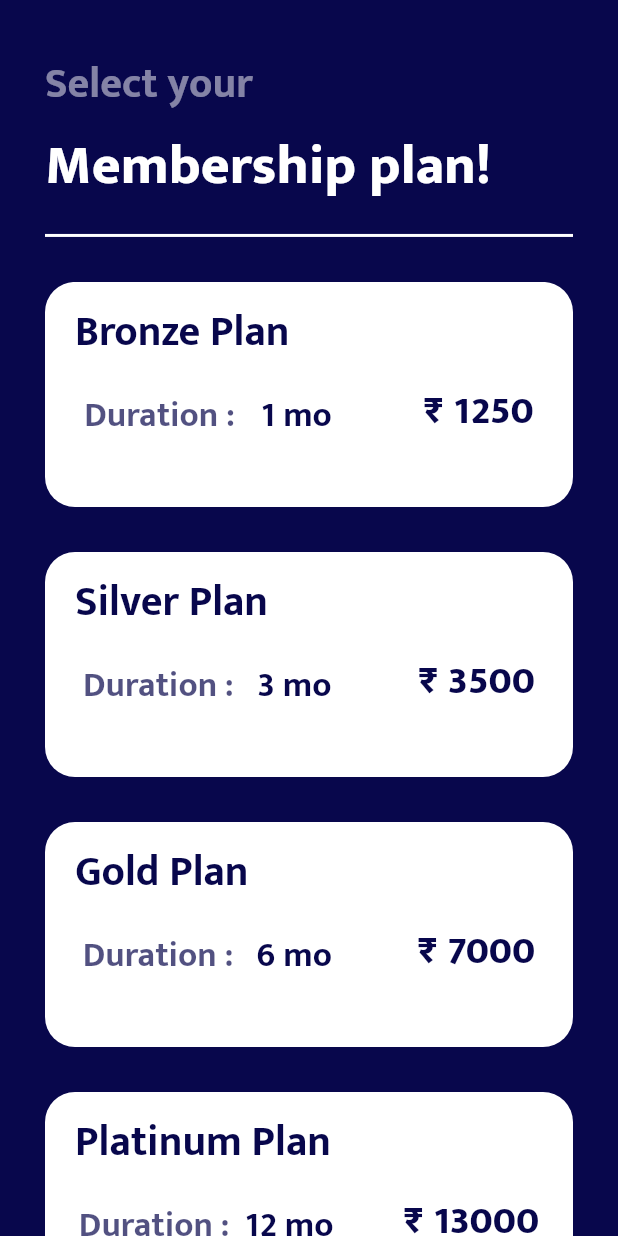
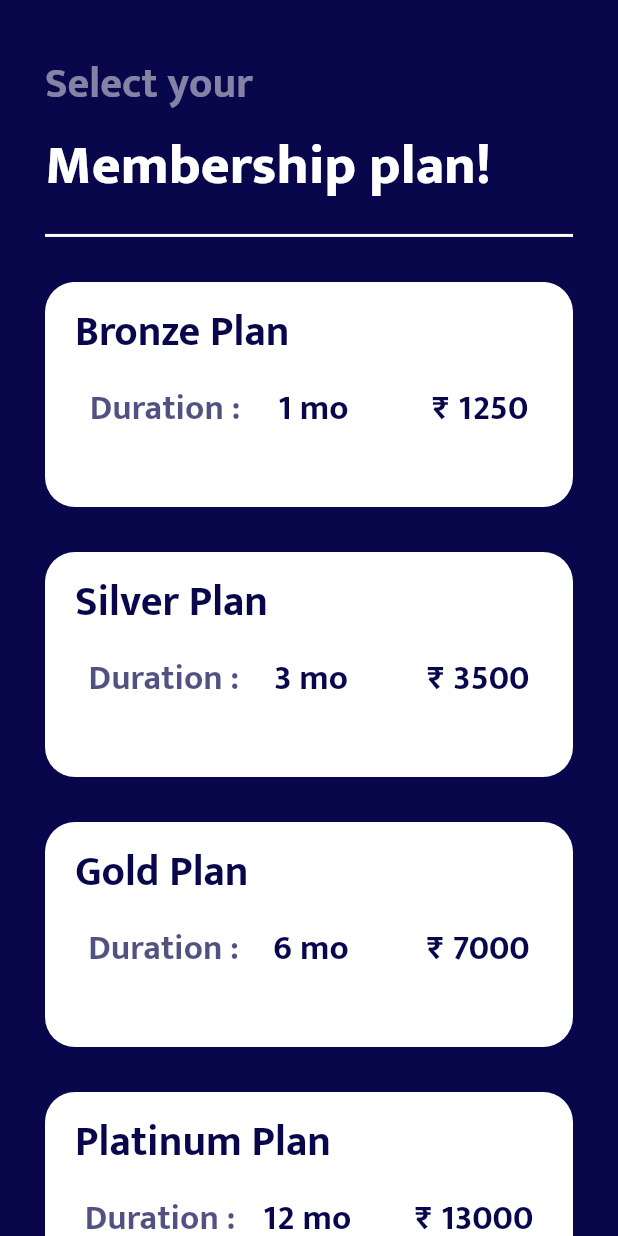
Before and after one commit to ShivamPundir12/ND_Fitness-new, a Flutter app: the Membership screen opened by its route, on a phone screen of 412 x 824 dp. Run offline on Flutter 3.47's test engine with Material 2 defaults, Android fonts, the phone set to English and light mode, and no system bars; our stand-ins replace cloud_firestore, firebase_auth, firebase_core, firebase_storage, flutter_secure_storage, flutter_svg and 3 more; accounts and stored records are empty; network calls fail.

Commit message:
17-05-23

```diff
--- a/lib/main.dart
+++ b/lib/main.dart
@@ -54,7 +54,7 @@ class MyApp extends StatelessWidget {
         '/weigt': (context) => Usr_Weight(),
         '/ForgotPass': (context) => ForgotPassword(),
       },
-      home: SplashScreen(),
+      home: Admin_sign_in(),
     );
   }
 }
--- a/lib/screens/info/membership/plan_card.dart
+++ b/lib/screens/info/membership/plan_card.dart
@@ -7,7 +7,6 @@ class PlanCard extends StatelessWidget {
   final String t1;
   final String t2;
   final String t3;
-
   //constructor for PlanCard class that assigns the given values to the above mentioned final variables
   PlanCard({
     Key? key,
@@ -40,7 +39,7 @@ class PlanCard extends StatelessWidget {
                 fontFamily: 'Mukta'),
           ),
           SizedBox(
-            height: MediaQuery.of(context).size.height*0.01,
+            height: MediaQuery.of(context).size.height * 0.01,
           ),
           //Displays Row with prefix text "Duration : " and time value
           Row(
@@ -71,15 +70,15 @@ class PlanCard extends StatelessWidget {
               //Displays the value of the variable t3 in styled text
               Padding(
                 padding: EdgeInsets.only(
-                  left: MediaQuery.of(context).size.width*0.05
-                ),
+                    left: MediaQuery.of(context).size.width * 0.001),
                 child: Text(
                   "${t3}",
                   style: TextStyle(
-                      color: background_color,
-                      fontSize: 26,
-                      fontWeight: FontWeight.w900,
-                      fontFamily: 'Mukta'),
+                    color: background_color,
+                    fontSize: 23,
+                    fontWeight: FontWeight.w700,
+                    fontFamily: 'Mukta',
+                  ),
                 ),
               ),
             ],
--- a/lib/screens/onboard/onboarding_scrn.dart
+++ b/lib/screens/onboard/onboarding_scrn.dart
@@ -21,6 +21,12 @@ class _Onboard_screenState extends State<Onboard_screen>
     animation = CurvedAnimation(parent: controller, curve: Curves.easeInOut);
 
     controller.forward();
+  }
+
+  void dispose() {
+    super.dispose();
+    controller.dispose();
+    animation.isDismissed;
   }
 
   @override
```
Also changed, not shown: lib/screens/auth/admin_sign_in.dart (+6 -2 lines), lib/screens/info/profilecontroller/profile.dart (+29 -41 lines), lib/screens/onboard/splash_scrn.dart (+13 -4 lines), lib/screens/user/profile.dart (+11 -13 lines), lib/screens/user/user_drawer.dart (+4 -8 lines), lib/services/firestore.dart (+10 -10 lines), pubspec.lock, 3 other files.
